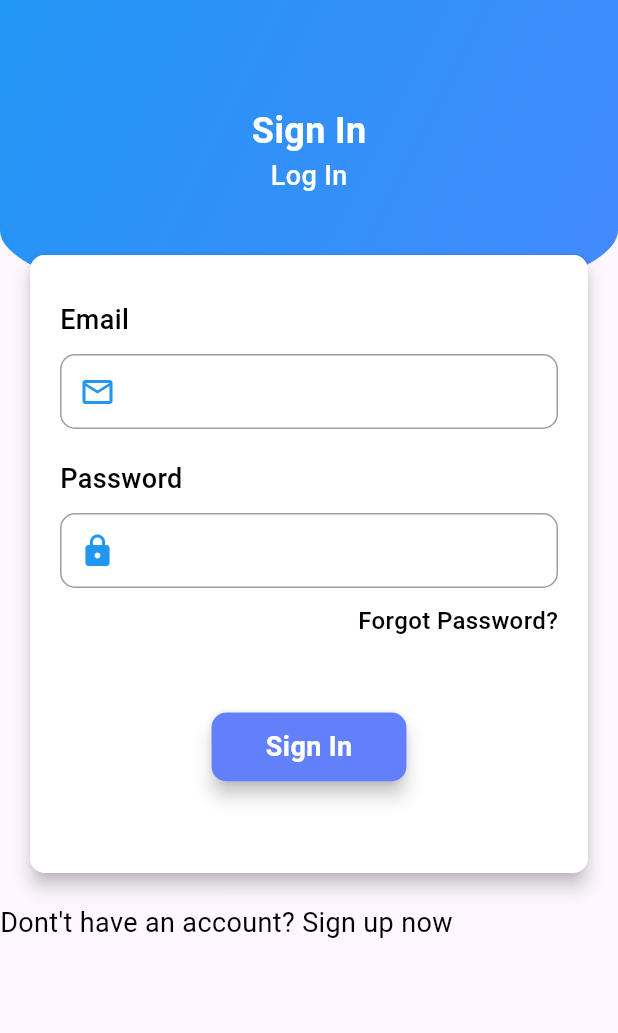
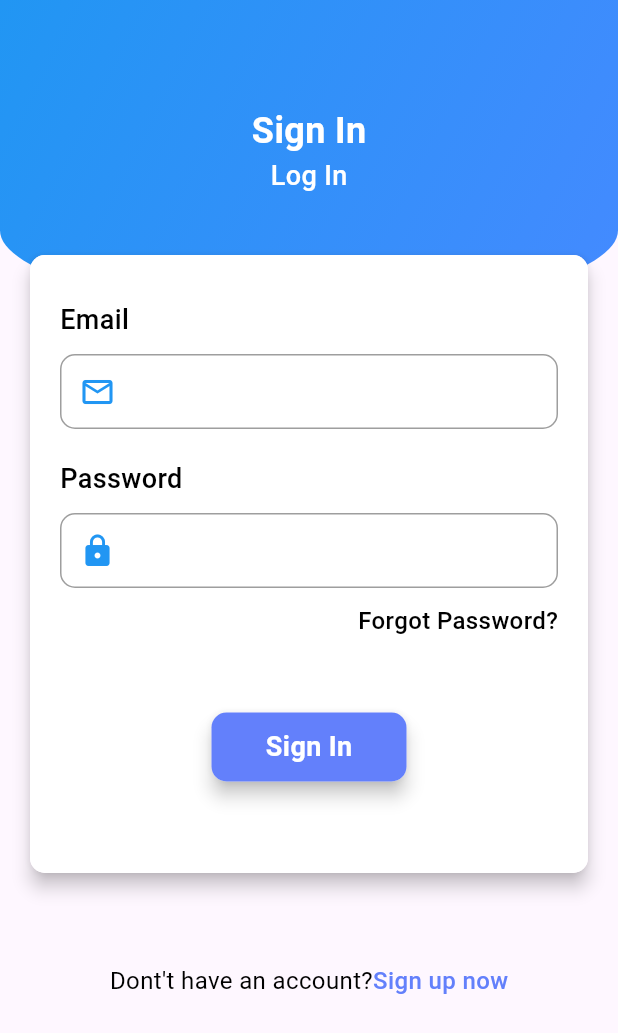
Before and after one commit to adogbeji/FlutterChatAppTwo, a Flutter app: the screen it shows after launch, on a phone screen of 412 x 824 dp. Shown: the top 1033 px of the screen. Run offline on Flutter 3.47's test engine with Material 3 defaults, Android fonts, the phone set to English and light mode, and no system bars.

Commit message:
Add more text to sign in screen

```diff
--- a/lib/views/screens/auth/signin.dart
+++ b/lib/views/screens/auth/signin.dart
@@ -24,7 +24,8 @@ class _SignInState extends State<SignIn> {
                   end: Alignment.bottomRight,
                 ),
                 borderRadius: BorderRadius.vertical(
-                  bottom: Radius.elliptical(MediaQuery.of(context).size.width, 105),
+                  bottom:
+                      Radius.elliptical(MediaQuery.of(context).size.width, 105),
                 ),
               ),
             ),
@@ -62,7 +63,8 @@ class _SignInState extends State<SignIn> {
                       elevation: 5.0,
                       borderRadius: BorderRadius.circular(10),
                       child: Container(
-                        padding: const EdgeInsets.symmetric(vertical: 30, horizontal: 20),
+                        padding: const EdgeInsets.symmetric(
+                            vertical: 30, horizontal: 20),
                         height: MediaQuery.of(context).size.height / 2,
                         width: MediaQuery.of(context).size.width,
                         decoration: BoxDecoration(
@@ -95,7 +97,10 @@ class _SignInState extends State<SignIn> {
                               child: const TextField(
                                 decoration: InputDecoration(
                                   border: InputBorder.none,
-                                  prefixIcon: Icon(Icons.mail_outline, color: Colors.blue,),
+                                  prefixIcon: Icon(
+                                    Icons.mail_outline,
+                                    color: Colors.blue,
+                                  ),
                                 ),
                               ),
                             ),
@@ -125,7 +130,10 @@ class _SignInState extends State<SignIn> {
                               child: const TextField(
                                 decoration: InputDecoration(
                                   border: InputBorder.none,
-                                  prefixIcon: Icon(Icons.lock, color: Colors.blue,),
+                                  prefixIcon: Icon(
+                                    Icons.lock,
+                                    color: Colors.blue,
+                                  ),
                                 ),
                                 obscureText: true,
                               ),
@@ -160,11 +168,14 @@ class _SignInState extends State<SignIn> {
                                     ),
                                     padding: const EdgeInsets.all(10),
                                     child: const Center(
-                                      child: Text('Sign In', style: TextStyle(
-                                        fontSize: 18,
-                                        color: Colors.white,
-                                        fontWeight: FontWeight.bold,
-                                      ),),
+                                      child: Text(
+                                        'Sign In',
+                                        style: TextStyle(
+                                          fontSize: 18,
+                                          color: Colors.white,
+                                          fontWeight: FontWeight.bold,
+                                        ),
+                                      ),
                                     ),
                                   ),
                                 ),
@@ -175,12 +186,27 @@ class _SignInState extends State<SignIn> {
                       ),
                     ),
                   ),
+
+                  const SizedBox(height: 40,),
+
                   const Row(
+                    mainAxisAlignment: MainAxisAlignment.center,
                     children: [
-                      Text('Dont\'t have an account? Sign up now', style: TextStyle(
-                        fontSize: 18,
-                        color: Colors.black,
-                      ),),
+                      Text(
+                        'Dont\'t have an account?',
+                        style: TextStyle(
+                          fontSize: 16,
+                          color: Colors.black,
+                        ),
+                      ),
+                      Text(
+                        'Sign up now',
+                        style: TextStyle(
+                          fontSize: 16,
+                          color: Color(0xFF6380FB),
+                          fontWeight: FontWeight.w500,
+                        ),
+                      ),
                     ],
                   ),
                 ],
```
